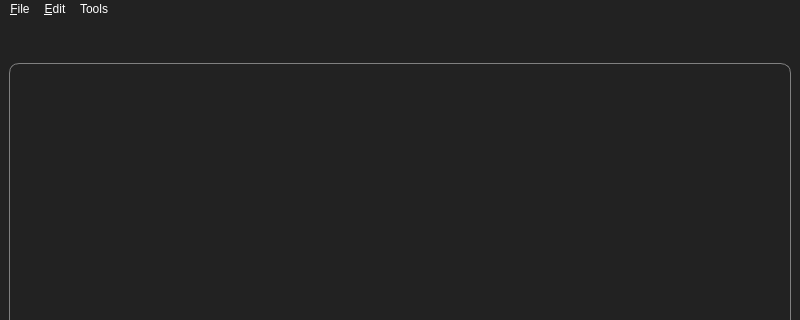
BenjikQ/Livewire, file src/app/main_window.ui: the form before one commit; both pictures show x 0 to 800 and y 0 to 320 of the 800 by 600 pixel window.
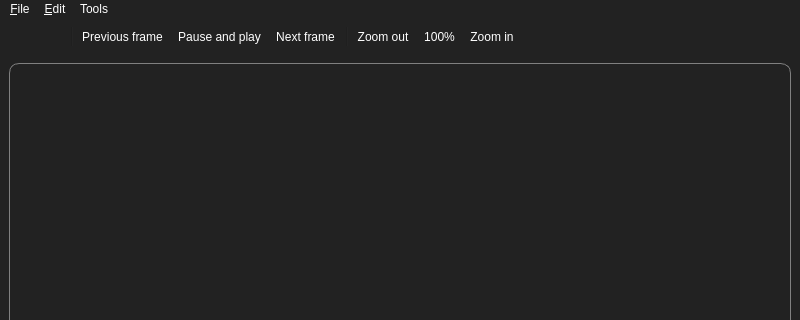
The form after the commit. Icons and pictures are not drawn.

The edit to the form file:
```diff
--- a/src/app/main_window.ui
+++ b/src/app/main_window.ui
@@ -125,6 +125,14 @@
    </attribute>
    <addaction name="actionChangePointColor"/>
    <addaction name="actionChangePathColor"/>
+   <addaction name="separator"/>
+   <addaction name="actionPreviousFrame"/>
+   <addaction name="actionPauseAndPlay"/>
+   <addaction name="actionNextFrame"/>
+   <addaction name="separator"/>
+   <addaction name="actionZoomOut"/>
+   <addaction name="actionZoom"/>
+   <addaction name="actionZoomIn"/>
   </widget>
   <action name="actionOpen">
    <property name="icon">
@@ -230,6 +238,56 @@
     <string>Load outlines</string>
    </property>
   </action>
+  <action name="actionPauseAndPlay">
+   <property name="icon">
+    <iconset>
+     <normaloff>../../data/icons/pause.png</normaloff>../../data/icons/pause.png</iconset>
+   </property>
+   <property name="text">
+    <string>Pause and play</string>
+   </property>
+  </action>
+  <action name="actionNextFrame">
+   <property name="icon">
+    <iconset>
+     <normaloff>../../data/icons/next.png</normaloff>../../data/icons/next.png</iconset>
+   </property>
+   <property name="text">
+    <string>Next frame</string>
+   </property>
+  </action>
+  <action name="actionPreviousFrame">
+   <property name="icon">
+    <iconset>
+     <normaloff>../../data/icons/prev.png</normaloff>../../data/icons/prev.png</iconset>
+   </property>
+   <property name="text">
+    <string>Previous frame</string>
+   </property>
+  </action>
+  <action name="actionZoomOut">
+   <property name="icon">
+    <iconset>
+     <normaloff>../../data/icons/minus.png</normaloff>../../data/icons/minus.png</iconset>
+   </property>
+   <property name="text">
+    <string>Zoom out</string>
+   </property>
+  </action>
+  <action name="actionZoom">
+   <property name="text">
+    <string>100%</string>
+   </property>
+  </action>
+  <action name="actionZoomIn">
+   <property name="icon">
+    <iconset>
+     <normaloff>../../data/icons/plus.png</normaloff>../../data/icons/plus.png</iconset>
+   </property>
+   <property name="text">
+    <string>Zoom in</string>
+   </property>
+  </action>
  </widget>
  <resources/>
  <connections>
```
Left out of the diff: 85 changed lines with no effect on the pictures.
